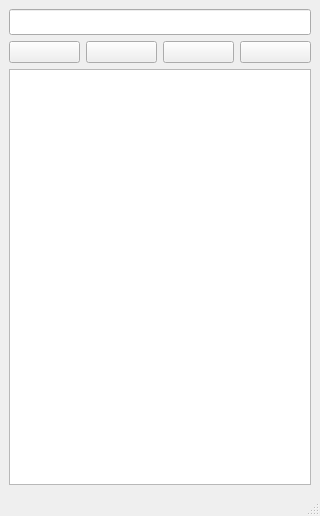
Above: janela.ui from gustavof04/pyqt5_crud before the change. Below: the same form after it.
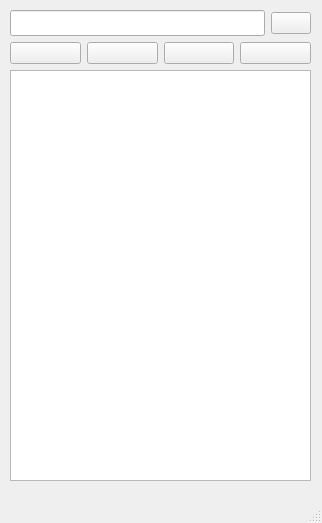
That is the form after the change. Icons and pictures are not drawn.

Diff of the .ui file:
```diff
--- a/janela.ui
+++ b/janela.ui
@@ -6,8 +6,8 @@
    <rect>
     <x>0</x>
     <y>0</y>
-    <width>320</width>
-    <height>516</height>
+    <width>322</width>
+    <height>523</height>
    </rect>
   </property>
   <property name="windowTitle">
@@ -18,10 +18,19 @@
     <normaloff>assets/agenda.svg</normaloff>assets/agenda.svg</iconset>
   </property>
   <widget class="QWidget" name="centralwidget">
-   <layout class="QHBoxLayout" name="horizontalLayout_2">
-    <item>
+   <widget class="QWidget" name="">
+    <property name="geometry">
+     <rect>
+      <x>10</x>
+      <y>10</y>
+      <width>301</width>
+      <height>471</height>
+     </rect>
+    </property>
      <layout class="QVBoxLayout" name="verticalLayout">
       <item>
+      <layout class="QHBoxLayout" name="horizontalLayout_2">
+       <item>
        <widget class="QLineEdit" name="lineEdit_AddingItem">
         <property name="font">
          <font>
@@ -31,6 +40,19 @@
        </widget>
       </item>
       <item>
+        <widget class="QPushButton" name="pushButton_Find">
+         <property name="text">
+          <string/>
+         </property>
+         <property name="icon">
+          <iconset>
+           <normaloff>assets/find.svg</normaloff>assets/find.svg</iconset>
+         </property>
+        </widget>
+       </item>
+      </layout>
+     </item>
+     <item>
        <layout class="QHBoxLayout" name="horizontalLayout">
         <item>
          <widget class="QPushButton" name="pushButton_Create">
@@ -112,8 +134,7 @@
        </widget>
       </item>
      </layout>
-    </item>
-   </layout>
+   </widget>
   </widget>
   <widget class="QMenuBar" name="menubar">
    <property name="geometry">
```
Left out of the diff: 2 changed lines with no effect on the pictures. Lines whose indentation alone changed are shown as unchanged.
